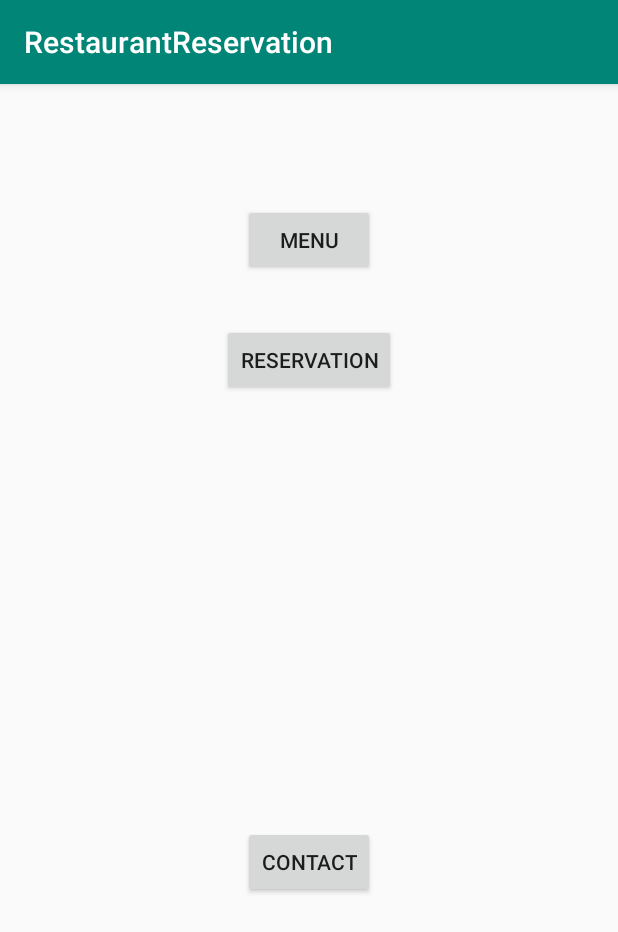
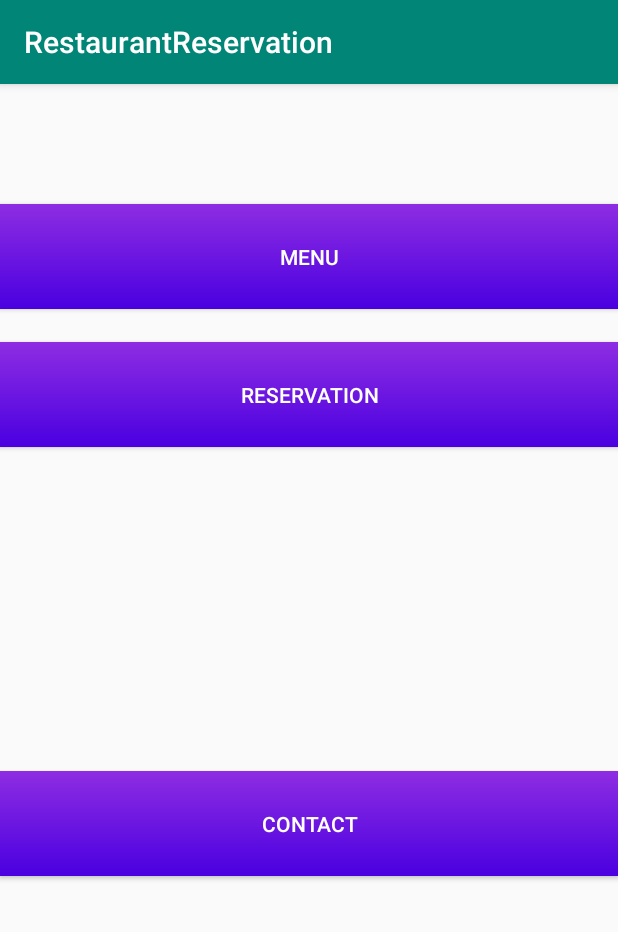
Before and after one commit to pruthvi/Restaurant_Reservation_Android_App, an Android app: the screen it shows after launch (MainActivity), on a phone screen of 412 x 824 dp. Shown: the top 932 px of the screen. Run offline under Robolectric (Android 15) with nearby library versions, the phone set to English and light mode, and no system bars.

Commit message:
Added Menu

```diff
--- a/RestaurantReservation/app/src/main/AndroidManifest.xml
+++ b/RestaurantReservation/app/src/main/AndroidManifest.xml
@@ -1,6 +1,7 @@
 <?xml version="1.0" encoding="utf-8"?>
 <manifest xmlns:android="http://schemas.android.com/apk/res/android"
     package="com.restaurantreservation">
+<uses-permission android:name="android.permission.INTERNET" />
 
     <application
         android:allowBackup="true"
@@ -18,7 +19,8 @@
                 <category android:name="android.intent.category.LAUNCHER" />
             </intent-filter>
         </activity>
-        <activity android:name=".MainActivity"/>
+        <activity android:name=".MainActivity" />
+        <activity android:name=".MenuActivity"></activity>
     </application>
 
 </manifest>
--- a/RestaurantReservation/app/src/main/java/com/restaurantreservation/MainActivity.java
+++ b/RestaurantReservation/app/src/main/java/com/restaurantreservation/MainActivity.java
@@ -1,7 +1,9 @@
 package com.restaurantreservation;
 
+import android.content.Intent;
 import android.support.v7.app.AppCompatActivity;
 import android.os.Bundle;
+import android.view.View;
 
 public class MainActivity extends AppCompatActivity {
 
@@ -10,4 +12,13 @@ public class MainActivity extends AppCompatActivity {
         super.onCreate(savedInstanceState);
         setContentView(R.layout.activity_main);
     }
+
+    public  void onClickMenu(View view)
+    {
+        Intent intent;
+        intent = new Intent(this, MenuActivity.class);
+        startActivity(intent);
+    }
+
+
 }
--- /dev/null
+++ b/RestaurantReservation/app/src/main/res/drawable/gradient_blue.xml
@@ -0,0 +1,11 @@
+<?xml version="1.0" encoding="utf-8"?>
+
+    <shape xmlns:android="http://schemas.android.com/apk/res/android" >
+        <gradient
+            android:type="linear"
+            android:startColor="#8E2DE2"
+            android:endColor="#4A00E0"
+            android:centerX="0.2"
+            android:centerY="0.3"
+            android:angle="270" />
+    </shape>
--- a/RestaurantReservation/app/src/main/res/layout/activity_main.xml
+++ b/RestaurantReservation/app/src/main/res/layout/activity_main.xml
@@ -8,28 +8,35 @@
 
     <Button
         android:id="@+id/btnMenu"
-        android:layout_width="wrap_content"
-        android:layout_height="wrap_content"
+        android:layout_width="match_parent"
+        android:layout_height="70dp"
         android:layout_alignParentTop="true"
         android:layout_centerHorizontal="true"
         android:layout_marginTop="80dp"
-        android:text="Menu" />
+        android:background="@drawable/gradient_blue"
+        android:onClick="onClickMenu"
+        android:text="Menu"
+        android:textColor="@android:color/background_light" />
 
     <Button
         android:id="@+id/btnReservation"
-        android:layout_width="wrap_content"
-        android:layout_height="wrap_content"
+        android:layout_width="match_parent"
+        android:layout_height="70dp"
+        android:layout_alignParentStart="true"
         android:layout_alignParentTop="true"
-        android:layout_centerHorizontal="true"
-        android:layout_marginTop="160dp"
-        android:text="Reservation" />
+        android:layout_marginTop="172dp"
+        android:background="@drawable/gradient_blue"
+        android:text="Reservation"
+        android:textColor="@android:color/background_light" />
 
     <Button
         android:id="@+id/btnContact"
-        android:layout_width="wrap_content"
-        android:layout_height="wrap_content"
+        android:layout_width="match_parent"
+        android:layout_height="70dp"
+        android:layout_alignParentStart="true"
         android:layout_alignParentBottom="true"
-        android:layout_centerHorizontal="true"
-        android:layout_marginBottom="225dp"
-        android:text="Contact" />
+        android:layout_marginBottom="240dp"
+        android:background="@drawable/gradient_blue"
+        android:text="Contact"
+        android:textColor="@android:color/background_light" />
 </RelativeLayout>
--- a/RestaurantReservation/app/src/main/res/values/strings.xml
+++ b/RestaurantReservation/app/src/main/res/values/strings.xml
@@ -1,3 +1,7 @@
 <resources>
     <string name="app_name">RestaurantReservation</string>
+
+
+    <string name="download_menu">Download Menu</string>
+    <string name="next">Next</string>
 </resources>
--- a/RestaurantReservation/app/src/main/res/values/styles.xml
+++ b/RestaurantReservation/app/src/main/res/values/styles.xml
@@ -1,7 +1,7 @@
 <resources>
 
     <!-- Base application theme. -->
-    <style name="AppTheme" parent="Theme.AppCompat.Light.DarkActionBar">
+    <style name="AppTheme" parent="Base.Theme.AppCompat.Light.DarkActionBar">
         <!-- Customize your theme here. -->
         <item name="colorPrimary">@color/colorPrimary</item>
         <item name="colorPrimaryDark">@color/colorPrimaryDark</item>
```
Also changed, not shown: RestaurantReservation/app/src/main/java/com/restaurantreservation/MenuActivity.java (added, +52 -0 lines), RestaurantReservation/app/src/main/res/drawable/gradient_red.xml (added, +11 -0 lines), RestaurantReservation/app/src/main/res/layout/activity_menu.xml (added, +41 -0 lines).
